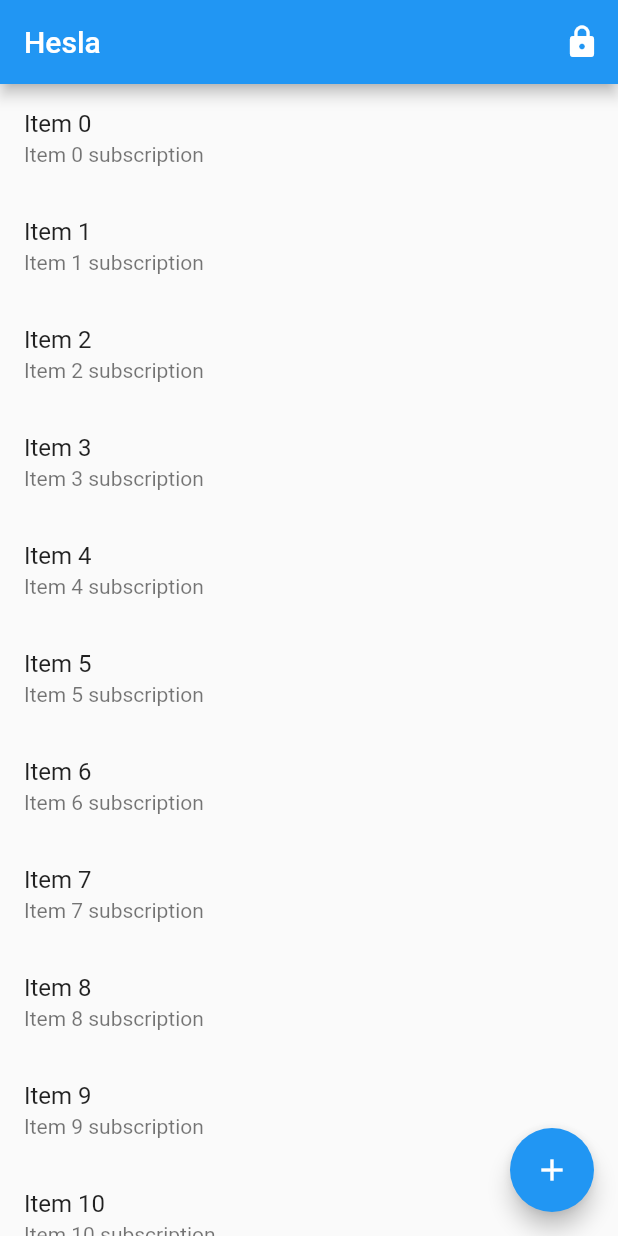
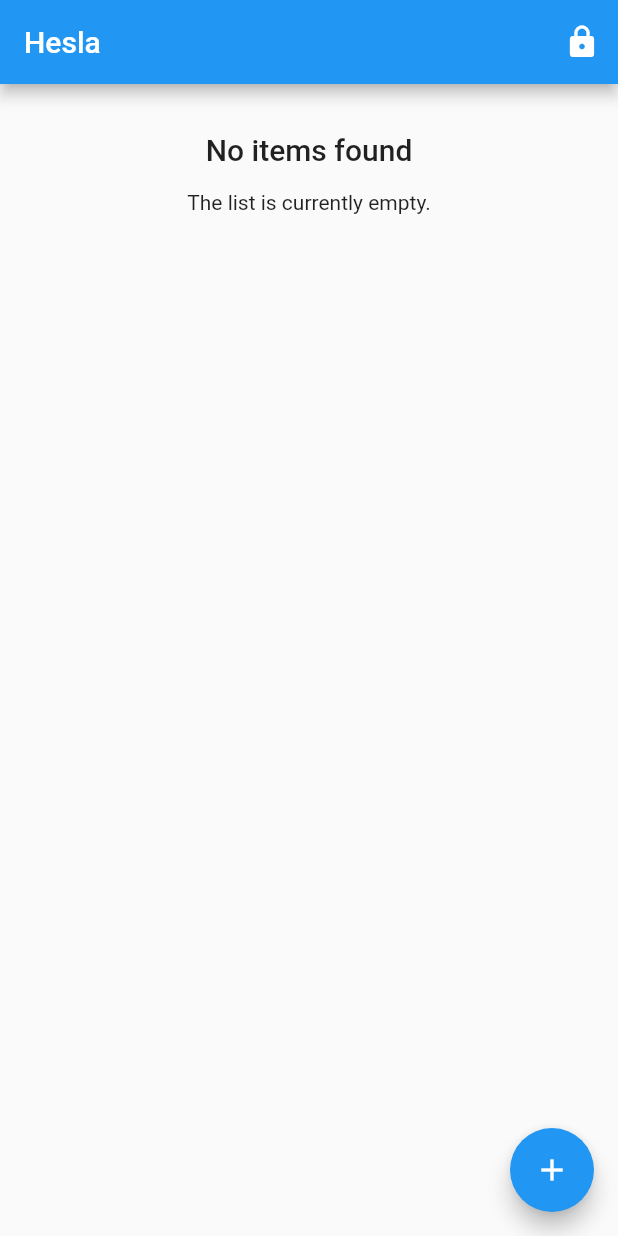
Before and after one commit to tom-novak/password_demo, a Flutter app: the PasswordListPage screen opened by its route, on a phone screen of 412 x 824 dp. Run offline on Flutter 3.47's test engine with Material 2 defaults, Android fonts, the phone set to English and light mode, and no system bars; our stand-ins replace dartz, floor, flutter_bloc, flutter_secure_storage, freezed_annotation, gap and 4 more; accounts and stored records are empty; generated files the repository leaves out were written again.

Commit message:
Main page with infinite list

```diff
--- a/lib/application/password_detail/password_detail_view_model.dart
+++ b/lib/application/password_detail/password_detail_view_model.dart
@@ -31,8 +31,4 @@ class PasswordDetailViewModel extends Cubit<PasswordDetailState> {
       ),
     );
   }
-
-  void loadPassword(String key) async {
-
-  }
 }
--- a/lib/application/password_list/password_list_page.dart
+++ b/lib/application/password_list/password_list_page.dart
@@ -1,22 +1,43 @@
 import 'package:flutter/material.dart';
 import 'package:flutter_bloc/flutter_bloc.dart';
 import 'package:go_router/go_router.dart';
+import 'package:infinite_scroll_pagination/infinite_scroll_pagination.dart';
 import 'package:password_demo/application/application.dart';
+import 'package:password_demo/data/password_item_dto.dart';
 import 'package:password_demo/domain/password_repository.dart';
 import 'package:password_demo/infrastructure/local_auth/local_auth_cubit.dart';
+import 'package:password_demo/infrastructure/local_password_repository.dart';
 
-class PasswordListPage extends StatelessWidget {
+class PasswordListPage extends StatefulWidget {
   const PasswordListPage({super.key});
 
   @override
+  State<PasswordListPage> createState() => _PasswordListPageState();
+}
+
+class _PasswordListPageState extends State<PasswordListPage> {
+  final PagingController<int, PasswordItemDto> _pagingController =
+      PagingController(firstPageKey: 1);
+
+  @override
+  void dispose() {
+    _pagingController.dispose();
+    super.dispose();
+  }
+
+  @override
   Widget build(BuildContext context) => BlocProvider(
-        create: (_) => PasswordListViewModel(
-            repository: context.read<PasswordRepository>()),
-        child: BlocBuilder<PasswordListViewModel, PasswordListState>(
-          builder: (context, state) {
-            context.read<PasswordListViewModel>().loadNext();
+        create: (_) {
+          var viewModel = PasswordListViewModel(
+              repository: context.read<PasswordRepository>());
 
-            return Scaffold(
+          _pagingController.addPageRequestListener((pageKey) {
+            viewModel.loadPage(pageKey);
+          });
+
+          return viewModel;
+        },
+        child: Scaffold(
           appBar: AppBar(
             title: const Text('Hesla'),
             actions: [
@@ -32,18 +53,42 @@ class PasswordListPage extends StatelessWidget {
             onPressed: () => context.goNamed('new'),
             child: const Icon(Icons.add),
           ),
-              body: ListView.builder(
-                itemCount: 200,
-                itemBuilder: (context, index) => ListTile(
-                  title: Text('Item ${index}'),
-                  subtitle: Text('Item ${index} subscription'),
+          body: Builder(
+            builder: (context) =>
+                BlocListener<PasswordListViewModel, PasswordListState>(
+              listenWhen: (context, state) => state.nextPageOrFailure != null,
+              listener: (context, state) {
+                state.nextPageOrFailure!.fold(
+                    () => null,
+                    (newItemsOrFailure) => newItemsOrFailure.fold((newItems) {
+                          final isLastPage = newItems.length < kItemsPerPage;
+                          if (isLastPage) {
+                            _pagingController.appendLastPage(newItems);
+                          } else {
+                            _pagingController.appendPage(
+                                newItems, state.page + 1);
+                          }
+                        }, (error) => _pagingController.error = error));
+              },
+              child: RefreshIndicator(
+                onRefresh: () async {
+                  _pagingController.refresh();
+                },
+                child: PagedListView<int, PasswordItemDto>(
+                  pagingController: _pagingController,
+                  builderDelegate: PagedChildBuilderDelegate<PasswordItemDto>(
+                      itemBuilder: (context, item, index) => ListTile(
+                            title: Text(item.name),
+                            subtitle: Text(item.login),
                             onTap: () {
-                    context.goNamed('detail', params: {'itemId': '$index'});
+                              context.goNamed('detail',
+                                  params: {'itemId': item.id.toString()});
                             },
+                          )),
+                ),
+              ),
+            ),
           ),
         ),
       );
-          },
-        ),
-      );
 }
--- a/lib/application/password_list/password_list_state.dart
+++ b/lib/application/password_list/password_list_state.dart
@@ -2,15 +2,16 @@ part of 'password_list_view_model.dart';
 
 @freezed
 class PasswordListState with _$PasswordListState {
+  @Assert('nextPageOrFailure != null', 'nextPageOrFailure cannot be empty')
   const factory PasswordListState({
     @Default(false) final bool isLoading,
-    @Default(0) int page,
-    Either<PasswordItemDto, String>? itemsOrFailure,
+    @Default(1) int page,
+    Option<Either<List<PasswordItemDto>, String>>? nextPageOrFailure,
   }) = _PasswordListState;
 
-  factory PasswordListState.inital() => const PasswordListState(
+  factory PasswordListState.initial() => PasswordListState(
         isLoading: false,
-        page: 0,
-        itemsOrFailure: null,
+        page: 1,
+        nextPageOrFailure: none(),
       );
 }
--- a/lib/data/sqlite/password_data_dao.dart
+++ b/lib/data/sqlite/password_data_dao.dart
@@ -22,6 +22,6 @@ abstract class PasswordDataDao extends PasswordDataStore {
 
   @override
   @Query(
-      'SELECT * FROM PasswordItem WHERE oid NOT IN (SELECT oid FROM PasswordItem ORDER BY id ASC LIMIT :offset) ORDER BY id ASC LIMIT :itemsCount')
+      'SELECT * FROM PasswordItem WHERE oid NOT IN (SELECT oid FROM PasswordItem ORDER BY id DESC LIMIT :offset) ORDER BY id DESC LIMIT :itemsCount')
   Future<List<PasswordItemDto>> getByOffset(int itemsCount, int offset);
 }
--- a/lib/infrastructure/local_password_repository.dart
+++ b/lib/infrastructure/local_password_repository.dart
@@ -3,50 +3,51 @@ import 'package:password_demo/data/data.dart';
 import 'package:password_demo/data/password_item_dto.dart';
 import 'package:password_demo/domain/password_repository.dart';
 
-const int kItemsPerPage = 50;
+const int kItemsPerPage = 10;
 
 class LocalPasswordRepository extends PasswordRepository {
-  final PasswordDataStore dataStore;
-  final FlutterSecureStorage secureStorage;
+  final PasswordDataStore _dataStore;
+  final FlutterSecureStorage _secureStorage;
 
   LocalPasswordRepository({
-    required this.dataStore,
-    required this.secureStorage,
-  });
+    required PasswordDataStore dataStore,
+    required FlutterSecureStorage secureStorage,
+  })  : _secureStorage = secureStorage,
+        _dataStore = dataStore;
 
   @override
   Future<void> delete({required int itemId}) async {
-    var item = await dataStore.get(itemId);
+    var item = await _dataStore.get(itemId);
     if (item != null) {
-      await secureStorage.delete(key: item.name);
+      await _secureStorage.delete(key: item.name);
     }
-    return dataStore.remove(itemId);
+    return _dataStore.remove(itemId);
   }
 
   @override
   Future<PasswordItemDto?> get({required int itemId}) async {
-    var item = await dataStore.get(itemId);
+    var item = await _dataStore.get(itemId);
     if (item != null) {
-      item.password = await secureStorage.read(key: item.name);
+      item.password = await _secureStorage.read(key: item.name);
     }
     return item;
   }
 
   @override
   Future<void> save({required PasswordItemDto item}) async {
-    await dataStore.create(item);
-    await secureStorage.write(key: item.name, value: item.password);
+    await _dataStore.create(item);
+    await _secureStorage.write(key: item.name, value: item.password);
   }
 
   @override
   Future<void> update({required PasswordItemDto item}) async {
-    await dataStore.updateItem(item);
-    await secureStorage.write(key: item.name, value: item.password);
+    await _dataStore.updateItem(item);
+    await _secureStorage.write(key: item.name, value: item.password);
   }
 
   @override
   Future<List<PasswordItemDto>> getPage(
       {required int page, int itemsPerPage = kItemsPerPage}) async {
-    return dataStore.getByOffset(itemsPerPage, page * itemsPerPage);
+    return _dataStore.getByOffset(itemsPerPage, (page - 1) * itemsPerPage);
   }
 }
--- a/pubspec.yaml
+++ b/pubspec.yaml
@@ -44,6 +44,7 @@ dependencies:
   local_auth: ^2.1.3
   floor: ^1.4.1
   flutter_secure_storage: ^8.0.0
+  infinite_scroll_pagination: ^3.2.0
 
 dev_dependencies:
   flutter_test:
```
Also changed, not shown: lib/application/password_list/password_list_view_model.dart (+11 -3 lines), lib/application/password_list/password_list_view_model.freezed.dart, lib/data/password_items_database.g.dart, pubspec.lock, 1 other file. Lines whose indentation alone changed are shown as unchanged.
